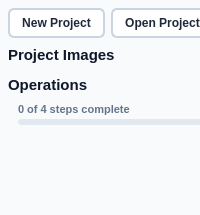
gkyle/startrails, file src/startrails/ui/sidebar.ui: the form before one commit.
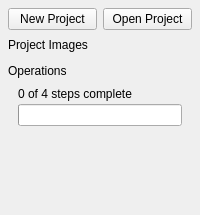
The form after the commit.

```diff
--- a/src/startrails/ui/sidebar.ui
+++ b/src/startrails/ui/sidebar.ui
@@ -22,42 +22,6 @@
     <height>16777215</height>
    </size>
   </property>
-  <property name="styleSheet">
-   <string notr="true">QWidget#Sidebar {
-    background-color: #f8fafc;
-}
-QScrollArea#scroll {
-    border: none;
-    background: transparent;
-}
-QWidget#content {
-    background-color: #f8fafc;
-}
-QScrollBar:vertical {
-    border: none;
-    background: #f1f5f9;
-    width: 6px;
-    border-radius: 3px;
-    margin: 2px 0px 2px 0px;
-}
-QScrollBar::handle:vertical {
-    background: #cbd5e1;
-    min-height: 24px;
-    border-radius: 3px;
-}
-QScrollBar::handle:vertical:hover {
-    background: #94a3b8;
-}
-QScrollBar::add-line:vertical, QScrollBar::sub-line:vertical {
-    height: 0px;
-}
-QScrollBar::add-page:vertical, QScrollBar::sub-page:vertical {
-    background: none;
-}
-QScrollBar:horizontal {
-    height: 0px;
-}</string>
-  </property>
   <layout class="QVBoxLayout" name="layout">
    <property name="spacing">
     <number>0</number>
@@ -120,27 +84,6 @@
            <property name="cursor">
             <cursorShape>PointingHandCursor</cursorShape>
            </property>
-           <property name="styleSheet">
-            <string notr="true">QPushButton#newProject {
-    background-color: #ffffff;
-    color: #1e293b;
-    border: 2px solid #cbd5e1;
-    border-radius: 6px;
-    padding: 6px 12px;
-    font-weight: 500;
-    font-size: 12px;
-}
-QPushButton#newProject:hover {
-    background-color: #f1f5f9;
-    border-color: #94a3b8;
-}
-QPushButton#newProject:pressed {
-    background-color: #e2e8f0;
-}
-QPushButton#newProject:focus:enabled {
-    border-color: #0f172a;
-}</string>
-           </property>
            <property name="text">
             <string>New Project</string>
            </property>
@@ -151,27 +94,6 @@
            <property name="cursor">
             <cursorShape>PointingHandCursor</cursorShape>
            </property>
-           <property name="styleSheet">
-            <string notr="true">QPushButton#openProject {
-    background-color: #ffffff;
-    color: #1e293b;
-    border: 2px solid #cbd5e1;
-    border-radius: 6px;
-    padding: 6px 12px;
-    font-weight: 500;
-    font-size: 12px;
-}
-QPushButton#openProject:hover {
-    background-color: #f1f5f9;
-    border-color: #94a3b8;
-}
-QPushButton#openProject:pressed {
-    background-color: #e2e8f0;
-}
-QPushButton#openProject:focus:enabled {
-    border-color: #0f172a;
-}</string>
-           </property>
            <property name="text">
             <string>Open Project</string>
            </property>
@@ -181,13 +103,6 @@
        </item>
        <item>
         <widget class="QLabel" name="projectTitle">
-         <property name="styleSheet">
-          <string notr="true">QLabel#projectTitle {
-    font-size: 15px;
-    font-weight: bold;
-    color: #0f172a;
-}</string>
-         </property>
          <property name="text">
           <string>Project Images</string>
          </property>
@@ -219,13 +134,6 @@
           </property>
           <item>
            <widget class="QLabel" name="operationsTitle">
-            <property name="styleSheet">
-             <string notr="true">QLabel#operationsTitle {
-    font-size: 15px;
-    font-weight: bold;
-    color: #0f172a;
-}</string>
-            </property>
             <property name="text">
              <string>Operations</string>
             </property>
@@ -247,13 +155,6 @@
             </property>
             <item>
              <widget class="QLabel" name="operationsProgressLabel">
-              <property name="styleSheet">
-               <string notr="true">QLabel#operationsProgressLabel {
-    font-size: 11px;
-    color: #64748b;
-    font-weight: 500;
-}</string>
-              </property>
               <property name="text">
                <string>0 of 4 steps complete</string>
               </property>
@@ -261,19 +162,6 @@
             </item>
             <item>
              <widget class="QProgressBar" name="operationsProgress">
-              <property name="styleSheet">
-               <string notr="true">QProgressBar#operationsProgress {
-    background-color: #e2e8f0;
-    border-radius: 3px;
-    max-height: 6px;
-    min-height: 6px;
-    border: none;
-}
-QProgressBar#operationsProgress::chunk {
-    background-color: #16a34a;
-    border-radius: 3px;
-}</string>
-              </property>
               <property name="maximum">
                <number>4</number>
               </property>
```
